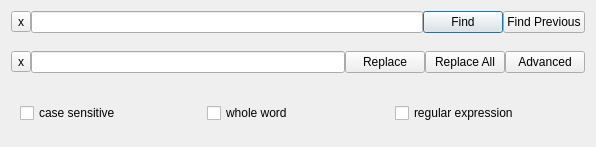
This is src/finddialog.ui in kum8r/SimpleCodeEditor as Qt 5 draws it before an edit. The edited form follows.
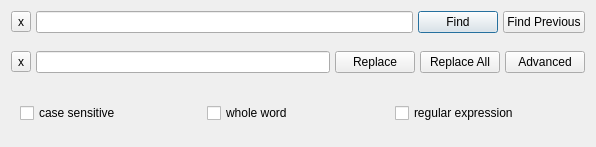
This is the edited form.

What changed in the file:
```diff
--- a/src/finddialog.ui
+++ b/src/finddialog.ui
@@ -17,7 +17,7 @@
    <item row="0" column="0">
     <layout class="QHBoxLayout" name="horizontalLayout">
      <property name="spacing">
-      <number>0</number>
+      <number>5</number>
      </property>
      <item>
       <widget class="QToolButton" name="findCloseBtn">
@@ -66,7 +66,7 @@
       <item row="0" column="0">
        <layout class="QHBoxLayout" name="horizontalLayout_2">
         <property name="spacing">
-         <number>0</number>
+         <number>5</number>
         </property>
         <item>
          <widget class="QToolButton" name="replaceCloseBtn">
```
